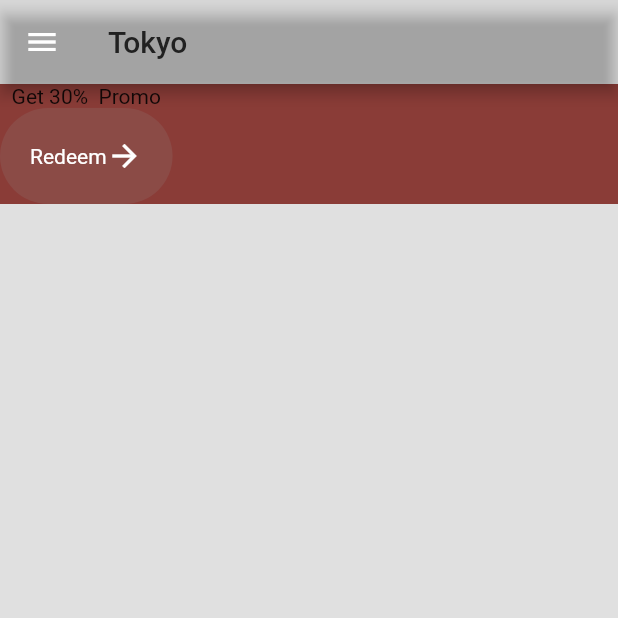
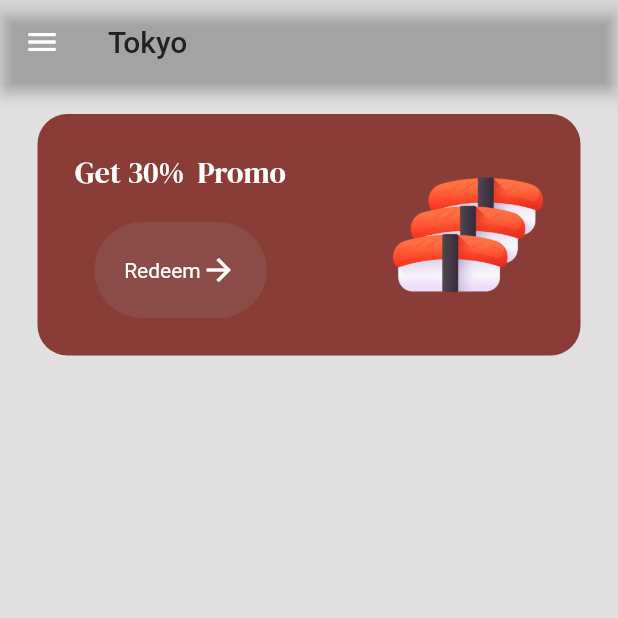
Before and after one commit to assa-jean/sushi_restaurant_app, a Flutter app: the MenuPage screen opened by its route, on a phone screen of 412 x 824 dp, the top half of it. Run offline on Flutter 3.47's test engine with Material 2 defaults, Android fonts, the phone set to English and light mode, and no system bars; our stand-ins replace google_fonts.

Commit message:
Update 4

```diff
--- a/lib/components/button.dart
+++ b/lib/components/button.dart
@@ -11,20 +11,20 @@ class MyButton extends StatelessWidget {
       onTap: onTap,
       child: Container(
         decoration: BoxDecoration(
-          color: Color.fromARGB(109, 140, 94, 91),
+          color: const Color.fromARGB(109, 140, 94, 91),
           borderRadius: BorderRadius.circular(40),
         ),
-        padding: EdgeInsets.all(20),
+        padding: const EdgeInsets.all(20),
         child: Row(
           mainAxisAlignment: MainAxisAlignment.center,
           children: [
             Text(
               text,
-              style: TextStyle(color: Colors.white),
+              style: const TextStyle(color: Colors.white),
             ),
 
             //Icon
-            Icon(
+            const Icon(
               Icons.arrow_forward,
               color: Colors.white,
             ),
--- a/lib/pages/menu_page.dart
+++ b/lib/pages/menu_page.dart
@@ -1,5 +1,7 @@
 import 'package:flutter/material.dart';
+import 'package:google_fonts/google_fonts.dart';
 import 'package:sushi_restaurant_app/components/button.dart';
+import 'package:sushi_restaurant_app/theme/colors.dart';
 
 class MenuPage extends StatefulWidget {
   const MenuPage({super.key});
@@ -23,22 +25,32 @@ class _MenuPageState extends State<MenuPage> {
       ),
       body: Column(
         children: [
+          SizedBox(height: 20),
           //promo banner
           Container(
             decoration: BoxDecoration(
-              color: Color.fromARGB(255, 138, 60, 55),
-            ),
+                color: primaryColor, borderRadius: BorderRadius.circular(20)),
+            margin: const EdgeInsets.symmetric(horizontal: 25),
+            padding: const EdgeInsets.all(25),
             child: Row(
+              mainAxisAlignment: MainAxisAlignment.spaceBetween,
               children: [
                 Column(
                   children: [
-                    const Text("Get 30%  Promo"),
+                    Text(
+                      "Get 30%  Promo",
+                      style: GoogleFonts.dmSerifDisplay(
+                          fontSize: 20, color: Colors.white),
+                    ),
+                    const SizedBox(height: 20),
                     MyButton(text: "Redeem", onTap: () {})
                   ],
-                )
+                ),
+                Image.asset("images/sushi.png", height: 100),
               ],
             ),
-          )
+          ),
+
           //search bar
 
           //menu list
--- /dev/null
+++ b/lib/theme/colors.dart
@@ -0,0 +1,3 @@
+import 'package:flutter/material.dart';
+
+var primaryColor = const Color.fromARGB(255, 138, 60, 55);
```
